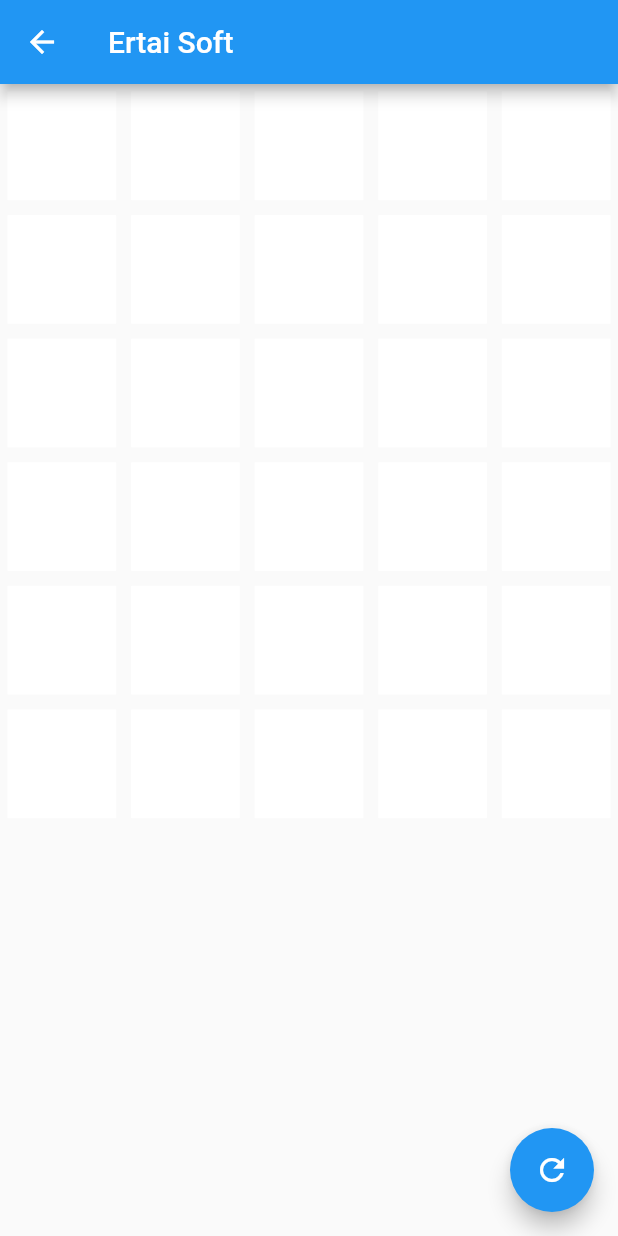
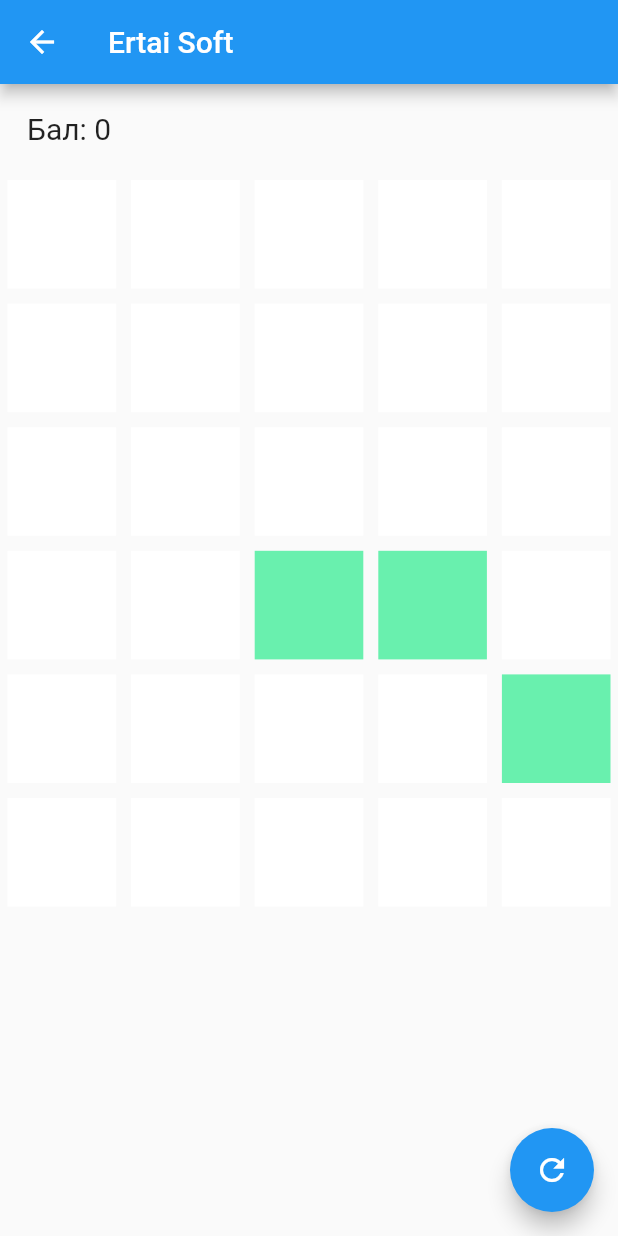
Before and after one commit to yertayquanysov/brain_trainer_game, a Flutter app: the GameScreen screen opened directly, after a tap on the "refresh" icon, on a phone screen of 412 x 824 dp. Run offline on Flutter 3.47's test engine with Material 2 defaults, Android fonts, the phone set to English and light mode, and no system bars; our stand-ins replace flutter_bloc, get.

Commit message:
Updated check active items

```diff
--- a/lib/bloc/game_cubit.dart
+++ b/lib/bloc/game_cubit.dart
@@ -1,4 +1,5 @@
 import 'package:flutter_bloc/flutter_bloc.dart';
+import 'package:gamx/models/object_model.dart';
 import 'package:gamx/repositories/game_repository.dart';
 
 import 'game_state.dart';
@@ -8,11 +9,18 @@ class GameCubit extends Cubit<GameState> {
 
   GameCubit(this._gameRepository) : super(GameLoading());
 
+  void onTapped(ObjectModel object) {
+    _gameRepository.onGridTap(object, () {
+      load();
+    });
+  }
+
   void load() {
     emit(GameLoading());
 
-    final items = _gameRepository.generateGridItems();
+    final items = _gameRepository.showClickableItems();
+    final score = _gameRepository.getScore();
 
-    emit(GameLoaded(items));
+    emit(GameLoaded(items, score));
   }
 }
--- a/lib/bloc/game_state.dart
+++ b/lib/bloc/game_state.dart
@@ -1,11 +1,12 @@
-import 'package:gamx/components/grid_item.dart';
+import 'package:gamx/models/object_model.dart';
 
 abstract class GameState {}
 
 class GameLoaded extends GameState {
-  final List<GridItem> items;
+  final List<ObjectModel> items;
+  final int score;
 
-  GameLoaded(this.items);
+  GameLoaded(this.items, this.score);
 }
 
 class GameTimeOut extends GameState {}
--- a/lib/models/object_model.dart
+++ b/lib/models/object_model.dart
@@ -9,7 +9,7 @@ class ObjectModel {
     this.isClicked = false,
   });
 
-  ObjectModel changeState() {
+  ObjectModel resetState() {
     return ObjectModel(
       index: this.index,
       isShowed: false,
--- a/lib/repositories/game_repository.dart
+++ b/lib/repositories/game_repository.dart
@@ -1,25 +1,24 @@
-import 'dart:async';
-
 import 'package:flutter/material.dart';
-import 'package:gamx/components/grid_item.dart';
 import 'package:gamx/config.dart';
 import 'package:gamx/extensions.dart';
 
 import '../models/object_model.dart';
 
 abstract class GameRepository {
-  List<GridItem> generateGridItems();
-
   void setGridCount(int count);
 
-  void showClickableItems();
+  void onGridTap(ObjectModel gridItem, VoidCallback onRefresh);
+
+  List<ObjectModel> showClickableItems();
+
+  int getScore();
 }
 
 class GameRepositoryImpl implements GameRepository {
   int gridCount = defaultGridCount;
 
   List<ObjectModel> _generatedObjects = [];
-  List<int> lastPositions = [];
+  List<int> lastActivePositions = [];
 
   int successTapCount = 0;
   int successWinCount = 0;
@@ -32,28 +31,30 @@ class GameRepositoryImpl implements GameRepository {
         List.generate(gridCount, (idx) => ObjectModel(index: idx)).toList();
   }
 
+  int getScore() => successWinCount;
+
   List<ObjectModel> clearActiveObjects() {
-    return _generatedObjects.map((e) => e.changeState()).toList();
+    return _generatedObjects.map((e) => e.resetState()).toList();
   }
 
   @override
-  void showClickableItems() {
+  List<ObjectModel> showClickableItems() {
     successTapCount = 0;
-
-    lastPositions = generateItemPositions(positionCount: 3, max: gridCount);
+    lastActivePositions =
+        generateItemPositions(positionCount: 3, max: gridCount);
 
     final List<ObjectModel> newObjects = clearActiveObjects();
 
-    lastPositions.forEach(
+    lastActivePositions.forEach(
       (index) => newObjects[index].isShowed = true,
     );
 
     _generatedObjects = newObjects;
 
-    generateGridItems();
+    return _generatedObjects;
   }
 
-  void onGridTap(ObjectModel gridItem) {
+  void onGridTap(ObjectModel gridItem, VoidCallback onRefresh) {
     if (gridItem.isShowed && !gridItem.isClicked) {
       successTapCount++;
       _generatedObjects[gridItem.index].isClicked = true;
@@ -61,16 +62,7 @@ class GameRepositoryImpl implements GameRepository {
 
     if (successTapCount >= 3) {
       successWinCount += 1;
-      showClickableItems();
+      onRefresh();
     }
   }
-
-  @override
-  List<GridItem> generateGridItems() {
-    return _generatedObjects
-        .map((e) => GridItem(
-            color: e.isShowed ? Colors.greenAccent : Colors.white,
-            onPressed: () => onGridTap(e)))
-        .toList();
-  }
 }
--- a/lib/screens/game_screen.dart
+++ b/lib/screens/game_screen.dart
@@ -1,11 +1,10 @@
-import 'dart:async';
-
 import 'package:flutter/material.dart';
 import 'package:flutter_bloc/flutter_bloc.dart';
 import 'package:gamx/bloc/game_cubit.dart';
 import 'package:gamx/bloc/game_state.dart';
 import 'package:gamx/components/game_progress_bar.dart';
 import 'package:gamx/components/grid_item.dart';
+import 'package:gamx/models/object_model.dart';
 import 'package:gamx/repositories/game_repository.dart';
 
 import '../config.dart';
@@ -27,8 +26,6 @@ class _GameScreenState extends State<GameScreen> {
     super.initState();
 
     _gameRepository.setGridCount(defaultGridCount);
-    _gameRepository.generateGridItems();
-
     _gameCubit = GameCubit(_gameRepository);
   }
 
@@ -43,9 +40,25 @@ class _GameScreenState extends State<GameScreen> {
           bloc: _gameCubit,
           builder: (BuildContext context, state) {
             if (state is GameLoaded) {
-              return GridView.count(
-                crossAxisCount: 5,
-                children: state.items,
+              return Column(
+                crossAxisAlignment: CrossAxisAlignment.start,
+                children: [
+                  Padding(
+                    padding: const EdgeInsets.all(18.0),
+                    child: Text(
+                      "Бал: " + state.score.toString(),
+                      style: TextStyle(
+                        fontSize: 20,
+                      ),
+                    ),
+                  ),
+                  Expanded(
+                    child: GridView.count(
+                      crossAxisCount: 5,
+                      children: mappingItems(state.items),
+                    ),
+                  ),
+                ],
               );
             }
 
@@ -63,4 +76,13 @@ class _GameScreenState extends State<GameScreen> {
       ),
     );
   }
+
+  List<Widget> mappingItems(List<ObjectModel> items) {
+    return items.map((grid) {
+      return GridItem(
+        color: grid.isShowed ? Colors.greenAccent : Colors.white,
+        onPressed: () => _gameCubit.onTapped(grid),
+      );
+    }).toList();
+  }
 }
```
